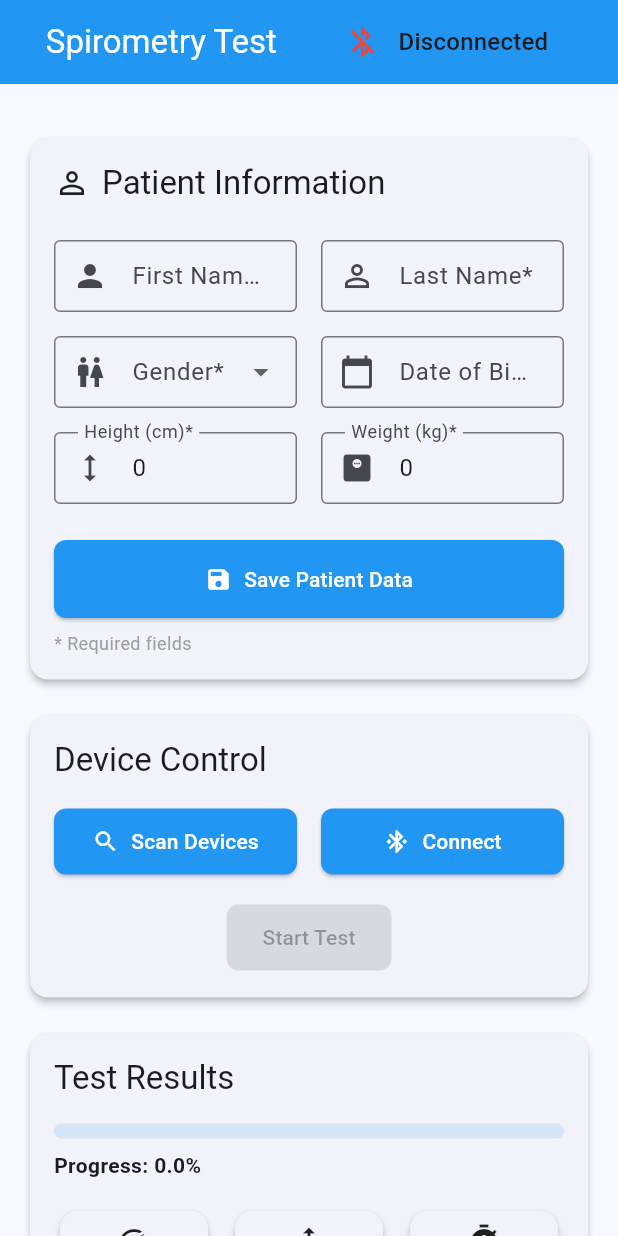
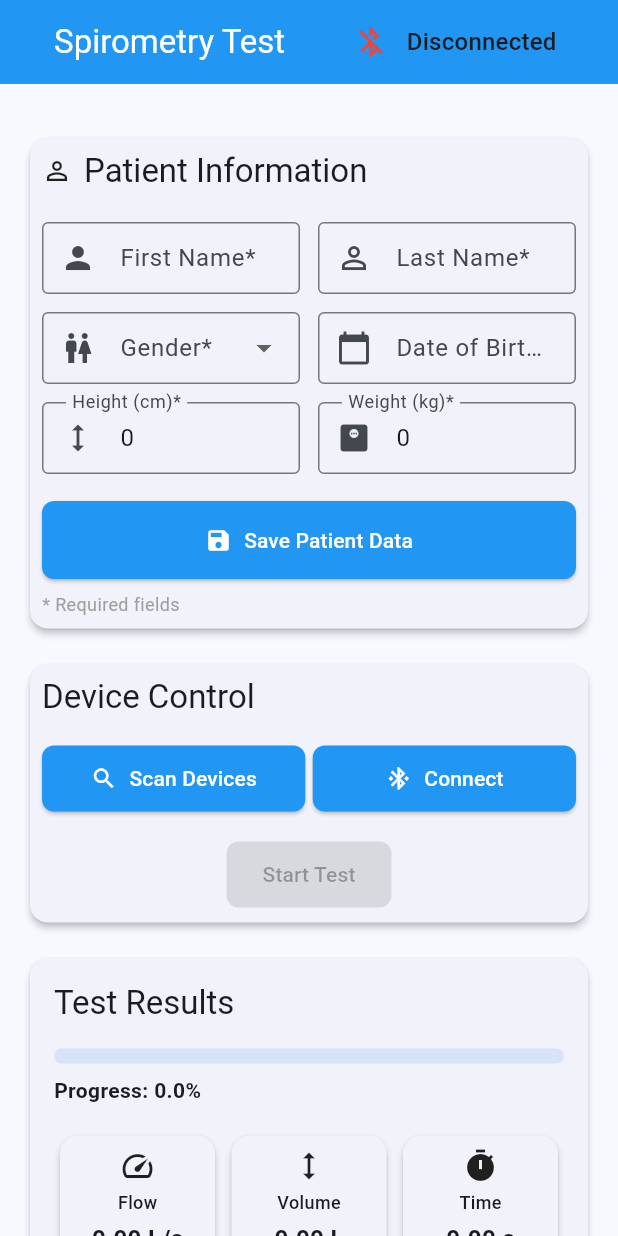
Before and after one commit to RugvedTechtrail/aerodel_poc, a Flutter app: the screen it shows after launch, after a tap on "Scan Devices", on a phone screen of 412 x 824 dp. Run offline on Flutter 3.47's test engine with Material 3 defaults, Android fonts, the light colour scheme and no system bars; our stand-ins replace get, mask_text_input_formatter, open_file, permission_handler, plugin_platform_interface, syncfusion_flutter_charts.

Commit message:
ui imporve

```diff
--- a/lib/Widgets/test_chart.dart
+++ b/lib/Widgets/test_chart.dart
@@ -14,7 +14,7 @@ class TestCharts extends StatelessWidget {
     return Card(
       elevation: 2,
       child: Padding(
-        padding: const EdgeInsets.all(16),
+        padding: const EdgeInsets.all(5),
         child: Column(
           crossAxisAlignment: CrossAxisAlignment.start,
           children: [
@@ -52,7 +52,7 @@ class TestCharts extends StatelessWidget {
                     const SizedBox(height: 24),
                     // Flow-Volume Loop Chart
                     SizedBox(
-                      height: 300,
+                      height: 320,
                       child: SfCartesianChart(
                         primaryXAxis: const NumericAxis(
                           title: AxisTitle(text: 'Volume (L)'),
@@ -100,7 +100,7 @@ class TestCharts extends StatelessWidget {
                     // Test Statistics
                     Card(
                       child: Padding(
-                        padding: const EdgeInsets.all(16),
+                        padding: const EdgeInsets.all(5),
                         child: Column(
                           crossAxisAlignment: CrossAxisAlignment.start,
                           children: [
--- a/lib/Widgets/widgets.dart
+++ b/lib/Widgets/widgets.dart
@@ -1,5 +1,6 @@
 // patient_form.dart
 import 'dart:async';
+import 'dart:developer';
 
 import 'package:aerodel_poc/controllers/spirometer_controller.dart';
 import 'package:flutter/material.dart';
@@ -7,6 +8,7 @@ import 'package:flutter/services.dart';
 import 'package:get/get.dart';
 
 import 'package:mask_text_input_formatter/mask_text_input_formatter.dart';
+import 'package:permission_handler/permission_handler.dart';
 
 class PatientForm extends StatefulWidget {
   const PatientForm({super.key});
@@ -129,7 +131,7 @@ class _PatientFormState extends State<PatientForm> {
     return Card(
       elevation: 2,
       child: Padding(
-        padding: const EdgeInsets.all(16),
+        padding: const EdgeInsets.all(8),
         child: Form(
           key: _formKey,
           child: Column(
@@ -137,7 +139,7 @@ class _PatientFormState extends State<PatientForm> {
             children: [
               Row(
                 children: [
-                  const Icon(Icons.person_outline, size: 24),
+                  const Icon(Icons.person_outline, size: 20),
                   const SizedBox(width: 8),
                   Text(
                     'Patient Information',
@@ -145,7 +147,7 @@ class _PatientFormState extends State<PatientForm> {
                   ),
                 ],
               ),
-              const SizedBox(height: 24),
+              const SizedBox(height: 20),
 
               // First Name and Last Name
               Row(
@@ -163,7 +165,7 @@ class _PatientFormState extends State<PatientForm> {
                       onChanged: (value) => controller.firstName.value = value,
                     ),
                   ),
-                  const SizedBox(width: 16),
+                  const SizedBox(width: 12),
                   Expanded(
                     child: TextFormField(
                       controller: _lastNameController,
@@ -179,7 +181,7 @@ class _PatientFormState extends State<PatientForm> {
                   ),
                 ],
               ),
-              const SizedBox(height: 16),
+              const SizedBox(height: 12),
 
               // Gender and DOB
               Row(
@@ -209,7 +211,7 @@ class _PatientFormState extends State<PatientForm> {
                       },
                     ),
                   ),
-                  const SizedBox(width: 16),
+                  const SizedBox(width: 12),
                   Expanded(
                     child: TextFormField(
                       controller: _dobController,
@@ -227,7 +229,7 @@ class _PatientFormState extends State<PatientForm> {
                   ),
                 ],
               ),
-              const SizedBox(height: 16),
+              const SizedBox(height: 12),
 
               // Height and Weight
               Row(
@@ -251,7 +253,7 @@ class _PatientFormState extends State<PatientForm> {
                       },
                     ),
                   ),
-                  const SizedBox(width: 16),
+                  const SizedBox(width: 12),
                   Expanded(
                     child: TextFormField(
                       controller: _weightController,
@@ -273,7 +275,7 @@ class _PatientFormState extends State<PatientForm> {
                   ),
                 ],
               ),
-              const SizedBox(height: 24),
+              const SizedBox(height: 18),
 
               // Save Button
               ElevatedButton.icon(
@@ -314,7 +316,7 @@ class DeviceControlPanel extends StatelessWidget {
 
     return Card(
       child: Padding(
-        padding: const EdgeInsets.all(16),
+        padding: const EdgeInsets.all(8),
         child: Column(
           crossAxisAlignment: CrossAxisAlignment.stretch,
           children: [
@@ -360,7 +362,7 @@ class DeviceControlPanel extends StatelessWidget {
                                 : 'Scan Devices'),
                           ),
                         ),
-                        const SizedBox(width: 16),
+                        const SizedBox(width: 5),
                         Expanded(
                           child: ElevatedButton.icon(
                             onPressed: controller.isConnected.value
@@ -383,14 +385,6 @@ class DeviceControlPanel extends StatelessWidget {
                           ? null
                           : () async {
                               try {
-                                // Show loading indicator
-                                Get.dialog(
-                                  const Center(
-                                    child: CircularProgressIndicator(),
-                                  ),
-                                  barrierDismissible: false,
-                                );
-
                                 // Verify connection before starting
                                 final isStillConnected = await controller
                                     .pocSafey
@@ -418,6 +412,7 @@ class DeviceControlPanel extends StatelessWidget {
                                 controller.isConnected.value = false;
                               } catch (e) {
                                 Get.back(); // Remove loading indicator
+                                log('start test errro is ${e.toString()}');
                                 controller
                                     .handleError('Error starting test: $e');
                               }
@@ -510,9 +505,9 @@ class TestResultsPanel extends StatelessWidget {
       crossAxisCount: 3,
       shrinkWrap: true,
       physics: const NeverScrollableScrollPhysics(),
-      mainAxisSpacing: 10,
-      crossAxisSpacing: 10,
-      childAspectRatio: 1.0,
+      mainAxisSpacing: 5,
+      crossAxisSpacing: 3,
+      childAspectRatio: 0.8,
       children: [
         _buildResultCard(
           'Flow',
@@ -595,9 +590,9 @@ class TestTimer extends StatelessWidget {
             child: Column(
               children: [
                 Text(
-                  '${seconds.toString().padLeft(2, '0')} seconds',
+                  'Time taken : ${seconds.toString().padLeft(2, '0')} seconds',
                   style: TextStyle(
-                    fontSize: 18,
+                    fontSize: 16,
                     fontWeight: FontWeight.bold,
                     color:
                         isRunning ? Colors.blue.shade900 : Colors.grey.shade700,
--- a/lib/controllers/spirometer_controller.dart
+++ b/lib/controllers/spirometer_controller.dart
@@ -162,7 +162,7 @@ class SpirometryController extends GetxController {
 
   Future<void> scanDevices() async {
     try {
-      if (!await requestPermissions()) return;
+      // if (!await requestPermissions()) return;
 
       isScanning.value = true;
       devices.clear();
--- a/lib/screens/home_screen.dart
+++ b/lib/screens/home_screen.dart
@@ -19,7 +19,7 @@ class HomeScreen extends StatelessWidget {
             children: [
               const Text('Spirometry Test'),
               Obx(() => Padding(
-                    padding: const EdgeInsets.all(16),
+                    padding: const EdgeInsets.all(5),
                     child: Row(
                       children: [
                         Icon(
--- a/pubspec.yaml
+++ b/pubspec.yaml
@@ -17,6 +17,7 @@ dependencies:
   open_file: ^3.5.10
   syncfusion_flutter_charts: ^26.2.10
   flutter_launcher_icons: ^0.14.3
+  device_info_plus: ^11.3.0
 
 dev_dependencies:
   flutter_test:
```
Also changed, not shown: pubspec.lock, 2 other files.
